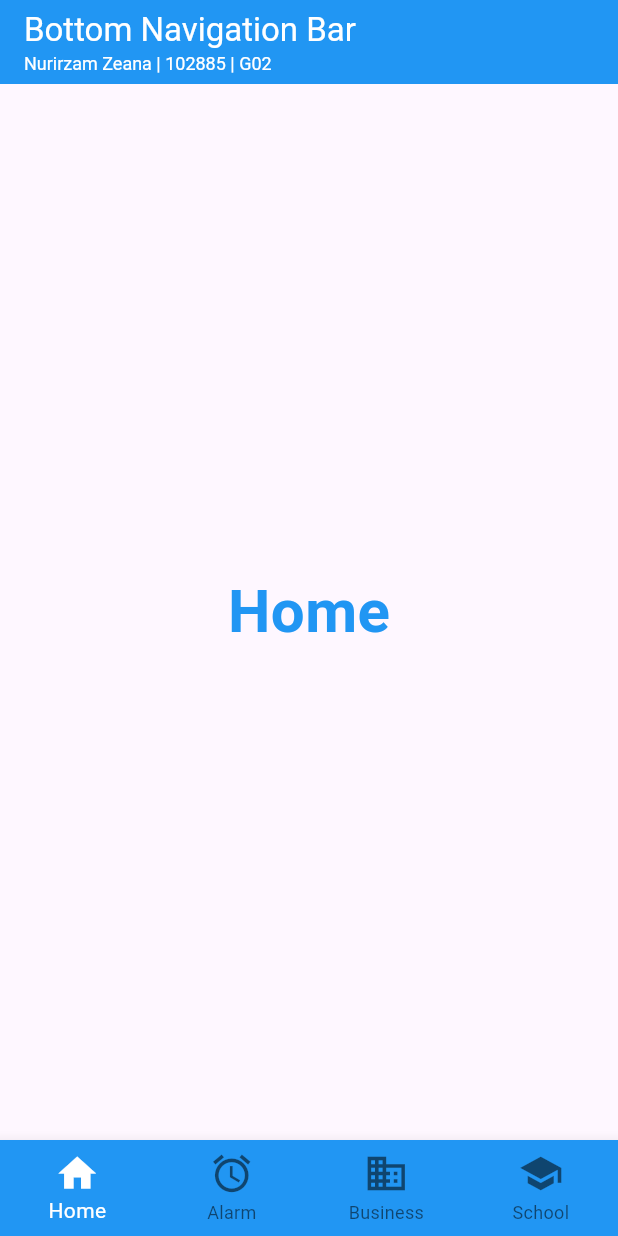
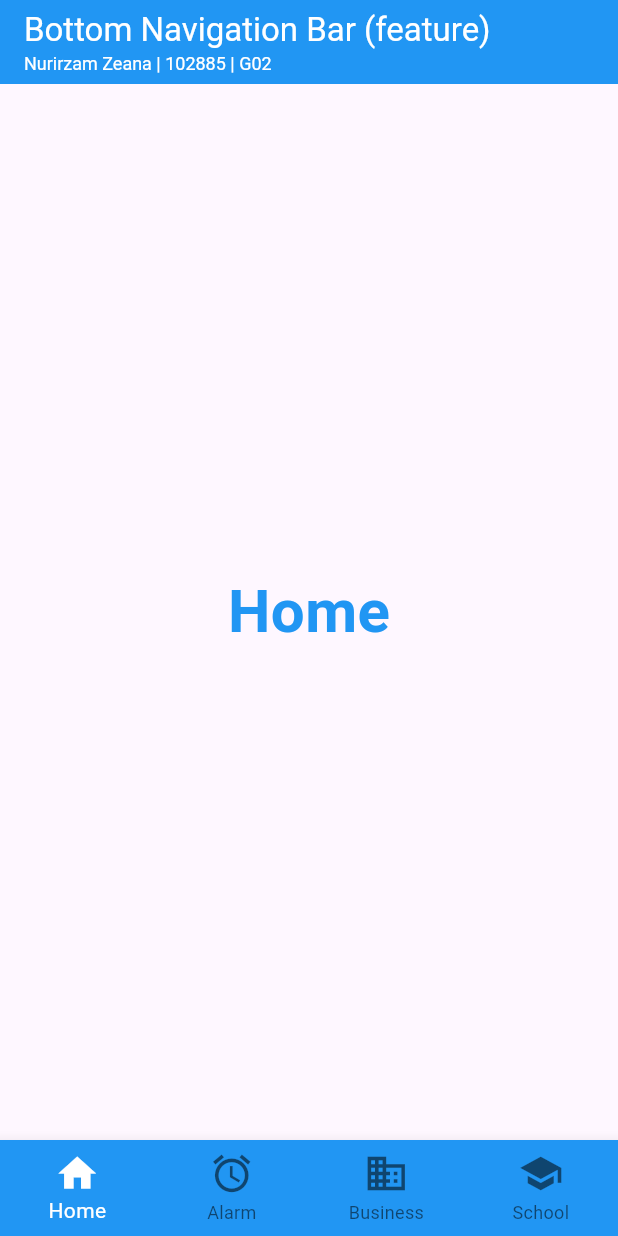
Before and after one commit to nurirzamzeana/TMA3084_G02_102885_Lab05_Lesson07, a Flutter app: the screen it shows after launch, on a phone screen of 412 x 824 dp. Run offline on Flutter 3.47's test engine with Material 3 defaults, Android fonts, the phone set to English and light mode, and no system bars.

Commit message:
Feature: change AppBar title

```diff
--- a/Lab_A_7/bottom_navigator_bar_lab/lib/main.dart
+++ b/Lab_A_7/bottom_navigator_bar_lab/lib/main.dart
@@ -45,7 +45,7 @@ class _BottomNavLabState extends State<BottomNavLab> {
         title: const Column(
           crossAxisAlignment: CrossAxisAlignment.start,
           children: [
-            Text('Bottom Navigation Bar'),
+            Text('Bottom Navigation Bar (feature)'),
             Text(
               'Nurirzam Zeana | 102885 | G02',
               style: TextStyle(fontSize: 12),
```
